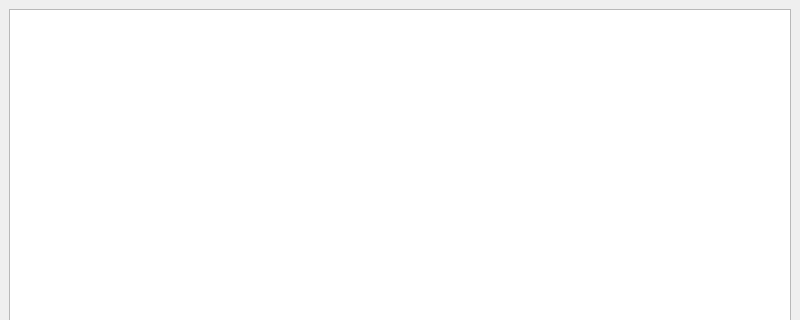
The window that src/tianyawindow.ui (avplayer/tianya) describes before a commit, drawn with Qt 5; both pictures show x 0 to 800 and y 0 to 320 of the 800 by 600 pixel window.
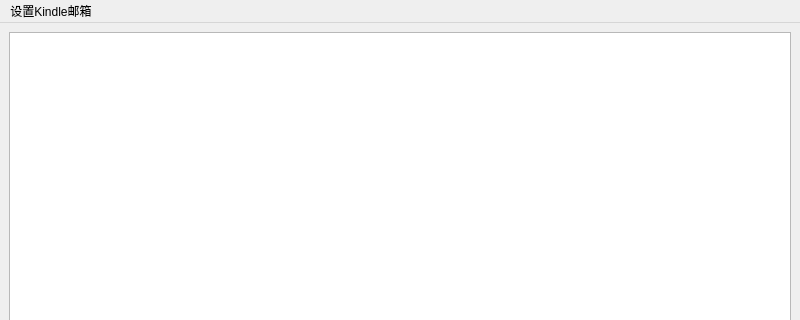
The same window after the commit.

Commit message: prepare for sendto kindle

What changed in the file:
```diff
--- a/src/tianyawindow.ui
+++ b/src/tianyawindow.ui
@@ -39,6 +39,12 @@
      <height>30</height>
     </rect>
    </property>
+   <widget class="QMenu" name="menu_Kindle">
+    <property name="title">
+     <string>设置Kindle邮箱</string>
+    </property>
+   </widget>
+   <addaction name="menu_Kindle"/>
   </widget>
   <widget class="QStatusBar" name="statusbar"/>
  </widget>
```
